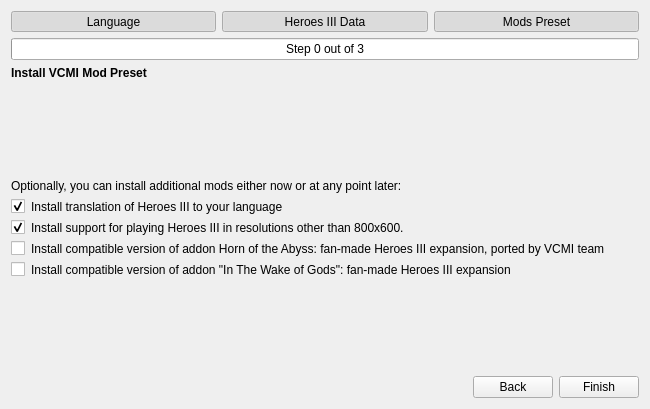
The window that launcher/firstLaunch/firstlaunch_moc.ui (vcmi/vcmi) describes before a commit, drawn with Qt 5.
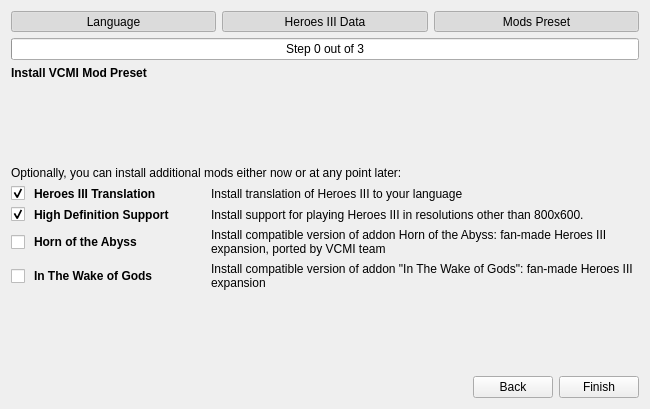
The same window after the commit. The open tabs and pages were chosen to show the change.

Commit message: Improved layout of mod preset installation tab

```diff
--- a/launcher/firstLaunch/firstlaunch_moc.ui
+++ b/launcher/firstLaunch/firstlaunch_moc.ui
@@ -539,57 +539,9 @@
         </spacer>
        </item>
        <item>
-        <layout class="QFormLayout" name="formLayout">
-         <item row="0" column="0" colspan="2">
-          <widget class="QLabel" name="labelPresetDescription">
-           <property name="sizePolicy">
-            <sizepolicy hsizetype="Preferred" vsizetype="Preferred">
-             <horstretch>100</horstretch>
-             <verstretch>0</verstretch>
-            </sizepolicy>
-           </property>
-           <property name="text">
-            <string>Optionally, you can install additional mods either now or at any point later:</string>
-           </property>
-           <property name="wordWrap">
-            <bool>true</bool>
-           </property>
-          </widget>
-         </item>
-         <item row="1" column="0">
-          <widget class="QCheckBox" name="checkBoxPresetLanguage">
-           <property name="sizePolicy">
-            <sizepolicy hsizetype="MinimumExpanding" vsizetype="MinimumExpanding">
-             <horstretch>0</horstretch>
-             <verstretch>0</verstretch>
-            </sizepolicy>
-           </property>
-           <property name="text">
-            <string/>
-           </property>
-           <property name="checked">
-            <bool>true</bool>
-           </property>
-          </widget>
-         </item>
-         <item row="1" column="1">
-          <widget class="QLabel" name="labelPresetLanguage">
-           <property name="sizePolicy">
-            <sizepolicy hsizetype="Preferred" vsizetype="Preferred">
-             <horstretch>100</horstretch>
-             <verstretch>0</verstretch>
-            </sizepolicy>
-           </property>
-           <property name="text">
-            <string>Install translation of Heroes III to your language</string>
-           </property>
-           <property name="wordWrap">
-            <bool>true</bool>
-           </property>
-          </widget>
-         </item>
+        <layout class="QGridLayout" name="gridLayout_4" columnstretch="1,10,25">
          <item row="2" column="0">
-          <widget class="QCheckBox" name="checkBoxPresetExtras">
+          <widget class="QCheckBox" name="checkBoxPresetLanguage">
            <property name="sizePolicy">
             <sizepolicy hsizetype="MinimumExpanding" vsizetype="MinimumExpanding">
              <horstretch>0</horstretch>
@@ -604,16 +556,44 @@
            </property>
           </widget>
          </item>
+         <item row="4" column="1">
+          <widget class="QLabel" name="labelPresetHota">
+           <property name="sizePolicy">
+            <sizepolicy hsizetype="Preferred" vsizetype="Preferred">
+             <horstretch>100</horstretch>
+             <verstretch>0</verstretch>
+            </sizepolicy>
+           </property>
+           <property name="font">
+            <font>
+             <weight>75</weight>
+             <bold>true</bold>
+            </font>
+           </property>
+           <property name="text">
+            <string>Horn of the Abyss</string>
+           </property>
+           <property name="wordWrap">
+            <bool>true</bool>
+           </property>
+          </widget>
+         </item>
          <item row="2" column="1">
-          <widget class="QLabel" name="labelPresetExtras">
+          <widget class="QLabel" name="labelPresetLanguage">
            <property name="sizePolicy">
             <sizepolicy hsizetype="Preferred" vsizetype="Preferred">
              <horstretch>100</horstretch>
              <verstretch>0</verstretch>
             </sizepolicy>
            </property>
+           <property name="font">
+            <font>
+             <weight>75</weight>
+             <bold>true</bold>
+            </font>
+           </property>
            <property name="text">
-            <string>Install support for playing Heroes III in resolutions other than 800x600.</string>
+            <string>Heroes III Translation</string>
            </property>
            <property name="wordWrap">
             <bool>true</bool>
@@ -621,7 +601,7 @@
           </widget>
          </item>
          <item row="3" column="0">
-          <widget class="QCheckBox" name="checkBoxPresetHota">
+          <widget class="QCheckBox" name="checkBoxPresetExtras">
            <property name="sizePolicy">
             <sizepolicy hsizetype="MinimumExpanding" vsizetype="MinimumExpanding">
              <horstretch>0</horstretch>
@@ -631,25 +611,25 @@
            <property name="text">
             <string/>
            </property>
-          </widget>
-         </item>
-         <item row="3" column="1">
-          <widget class="QLabel" name="labelPresetHota">
-           <property name="sizePolicy">
-            <sizepolicy hsizetype="Preferred" vsizetype="Preferred">
-             <horstretch>100</horstretch>
-             <verstretch>0</verstretch>
-            </sizepolicy>
-           </property>
-           <property name="text">
-            <string>Install compatible version of addon Horn of the Abyss: fan-made Heroes III expansion, ported by VCMI team</string>
-           </property>
-           <property name="wordWrap">
+           <property name="checked">
             <bool>true</bool>
            </property>
           </widget>
          </item>
          <item row="4" column="0">
+          <widget class="QCheckBox" name="checkBoxPresetHota">
+           <property name="sizePolicy">
+            <sizepolicy hsizetype="MinimumExpanding" vsizetype="MinimumExpanding">
+             <horstretch>0</horstretch>
+             <verstretch>0</verstretch>
+            </sizepolicy>
+           </property>
+           <property name="text">
+            <string/>
+           </property>
+          </widget>
+         </item>
+         <item row="5" column="0">
           <widget class="QCheckBox" name="checkBoxPresetWog">
            <property name="sizePolicy">
             <sizepolicy hsizetype="MinimumExpanding" vsizetype="MinimumExpanding">
@@ -662,8 +642,116 @@
            </property>
           </widget>
          </item>
-         <item row="4" column="1">
+         <item row="3" column="1">
+          <widget class="QLabel" name="labelPresetExtras">
+           <property name="sizePolicy">
+            <sizepolicy hsizetype="Preferred" vsizetype="Preferred">
+             <horstretch>100</horstretch>
+             <verstretch>0</verstretch>
+            </sizepolicy>
+           </property>
+           <property name="font">
+            <font>
+             <weight>75</weight>
+             <bold>true</bold>
+            </font>
+           </property>
+           <property name="text">
+            <string>High Definition Support</string>
+           </property>
+           <property name="wordWrap">
+            <bool>true</bool>
+           </property>
+          </widget>
+         </item>
+         <item row="5" column="1">
           <widget class="QLabel" name="labelPresetWog">
+           <property name="sizePolicy">
+            <sizepolicy hsizetype="Preferred" vsizetype="Preferred">
+             <horstretch>100</horstretch>
+             <verstretch>0</verstretch>
+            </sizepolicy>
+           </property>
+           <property name="font">
+            <font>
+             <weight>75</weight>
+             <bold>true</bold>
+            </font>
+           </property>
+           <property name="text">
+            <string>In The Wake of Gods</string>
+           </property>
+           <property name="wordWrap">
+            <bool>true</bool>
+           </property>
+          </widget>
+         </item>
+         <item row="2" column="2">
+          <widget class="QLabel" name="labelPresetLanguageDescr">
+           <property name="sizePolicy">
+            <sizepolicy hsizetype="Preferred" vsizetype="Preferred">
+             <horstretch>100</horstretch>
+             <verstretch>0</verstretch>
+            </sizepolicy>
+           </property>
+           <property name="text">
+            <string>Install translation of Heroes III to your language</string>
+           </property>
+           <property name="wordWrap">
+            <bool>true</bool>
+           </property>
+          </widget>
+         </item>
+         <item row="0" column="0" colspan="3">
+          <widget class="QLabel" name="labelPresetDescription">
+           <property name="sizePolicy">
+            <sizepolicy hsizetype="Preferred" vsizetype="Preferred">
+             <horstretch>100</horstretch>
+             <verstretch>0</verstretch>
+            </sizepolicy>
+           </property>
+           <property name="text">
+            <string>Optionally, you can install additional mods either now or at any point later:</string>
+           </property>
+           <property name="wordWrap">
+            <bool>true</bool>
+           </property>
+          </widget>
+         </item>
+         <item row="3" column="2">
+          <widget class="QLabel" name="labelPresetExtrasDescr">
+           <property name="sizePolicy">
+            <sizepolicy hsizetype="Preferred" vsizetype="Preferred">
+             <horstretch>100</horstretch>
+             <verstretch>0</verstretch>
+            </sizepolicy>
+           </property>
+           <property name="text">
+            <string>Install support for playing Heroes III in resolutions other than 800x600.</string>
+           </property>
+           <property name="wordWrap">
+            <bool>true</bool>
+           </property>
+          </widget>
+         </item>
+         <item row="4" column="2">
+          <widget class="QLabel" name="labelPresetHotaDescr">
+           <property name="sizePolicy">
+            <sizepolicy hsizetype="Preferred" vsizetype="Preferred">
+             <horstretch>100</horstretch>
+             <verstretch>0</verstretch>
+            </sizepolicy>
+           </property>
+           <property name="text">
+            <string>Install compatible version of addon Horn of the Abyss: fan-made Heroes III expansion, ported by VCMI team</string>
+           </property>
+           <property name="wordWrap">
+            <bool>true</bool>
+           </property>
+          </widget>
+         </item>
+         <item row="5" column="2">
+          <widget class="QLabel" name="labelPresetWogDecsr">
            <property name="sizePolicy">
             <sizepolicy hsizetype="Preferred" vsizetype="Preferred">
              <horstretch>100</horstretch>
```
Left out of the diff: 2 changed lines with no effect on the pictures.
